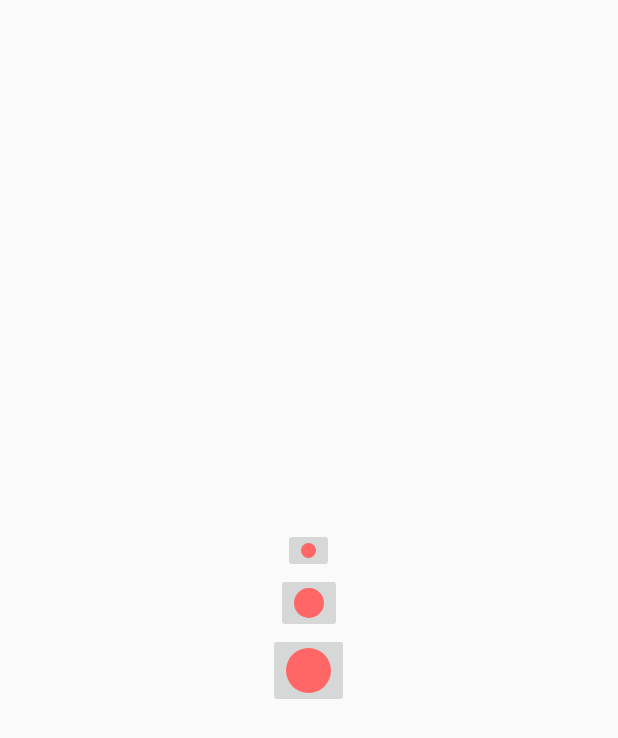
After one commit to BatuhanAydoner/PictureMaker, an Android app: the layout dialog_brush_size.xml on its own in the app's theme, with its tools: preview values and no code run, on a phone screen of 412 x 824 dp. The commit adds this screen. Shown: the top 738 px of the screen. Run offline under Robolectric (Android 15) with nearby library versions, the phone set to English and light mode, and no system bars.

Commit message:
Created custom brush size drawables and dialog_brush_size.xml for custom dialog.

```diff
--- /dev/null
+++ b/app/src/main/res/drawable-v24/large_brush_size.xml
@@ -0,0 +1,9 @@
+<?xml version="1.0" encoding="utf-8"?>
+<shape xmlns:android="http://schemas.android.com/apk/res/android"
+    android:shape="oval"
+    android:dither="true">
+
+    <size android:width="30dp" android:height="30dp"/>
+    <solid android:color="#FF6666"/>
+
+</shape>
--- /dev/null
+++ b/app/src/main/res/drawable-v24/normal_brush_size.xml
@@ -0,0 +1,9 @@
+<?xml version="1.0" encoding="utf-8"?>
+<shape xmlns:android="http://schemas.android.com/apk/res/android"
+    android:shape="oval"
+    android:dither="true">
+
+    <size android:width="20dp" android:height="20dp"/>
+    <solid android:color="#FF6666"/>
+
+</shape>
--- a/app/src/main/res/drawable/drawing_view_border_background.xml
+++ b/app/src/main/res/drawable/drawing_view_border_background.xml
@@ -2,6 +2,6 @@
 <shape xmlns:android="http://schemas.android.com/apk/res/android"
     android:shape="rectangle">
 
-    <stroke android:color="@android:color/black" android:width="1dp"/>
+    <stroke android:color="#9AA2AF" android:width="1dp"/>
 
 </shape>
--- /dev/null
+++ b/app/src/main/res/drawable/small_brush_size.xml
@@ -0,0 +1,9 @@
+<?xml version="1.0" encoding="utf-8"?>
+<shape xmlns:android="http://schemas.android.com/apk/res/android"
+    android:shape="oval"
+    android:dither="true">
+
+    <size android:width="10dp" android:height="10dp"/>
+    <solid android:color="#FF6666"/>
+
+</shape>
--- /dev/null
+++ b/app/src/main/res/layout/dialog_brush_size.xml
@@ -0,0 +1,28 @@
+<?xml version="1.0" encoding="utf-8"?>
+<LinearLayout xmlns:android="http://schemas.android.com/apk/res/android"
+    android:orientation="vertical" android:layout_width="match_parent"
+    android:layout_height="match_parent"
+    android:gravity="center">
+
+    <ImageButton
+        android:id="@+id/ibSmallBrush"
+        android:layout_width="wrap_content"
+        android:layout_height="wrap_content"
+        android:contentDescription="image_small"
+        android:src="@drawable/small_brush_size"/>
+
+    <ImageButton
+        android:id="@+id/ibNormalBrush"
+        android:layout_width="wrap_content"
+        android:layout_height="wrap_content"
+        android:contentDescription="@string/image_normal"
+        android:src="@drawable/normal_brush_size"/>
+
+    <ImageButton
+        android:id="@+id/ibLargeBrush"
+        android:layout_width="wrap_content"
+        android:layout_height="wrap_content"
+        android:contentDescription="@string/image_large"
+        android:src="@drawable/large_brush_size"/>
+
+</LinearLayout>
--- a/app/src/main/res/values/strings.xml
+++ b/app/src/main/res/values/strings.xml
@@ -1,3 +1,7 @@
 <resources>
     <string name="app_name">PictureMaker</string>
+
+    <string name="image_small">Small Image</string>
+    <string name="image_normal">Normal Image</string>
+    <string name="image_large">Big Image</string>
 </resources>
```
Also changed, not shown: app/src/main/java/com/moonturns/picturemaker/DrawingView.kt (+13 -1 lines), app/src/main/java/com/moonturns/picturemaker/MainActivity.kt (+31 -0 lines), app/src/main/res/drawable-anydpi/ic_action_brush.xml (added, +11 -0 lines), app/src/main/res/layout/activity_main.xml (+24 -3 lines), app/src/main/res/drawable-hdpi/ic_action_brush.png (added), app/src/main/res/drawable-mdpi/ic_action_brush.png (added), app/src/main/res/drawable-xhdpi/ic_action_brush.png (added), app/src/main/res/drawable-xxhdpi/ic_action_brush.png (added).
